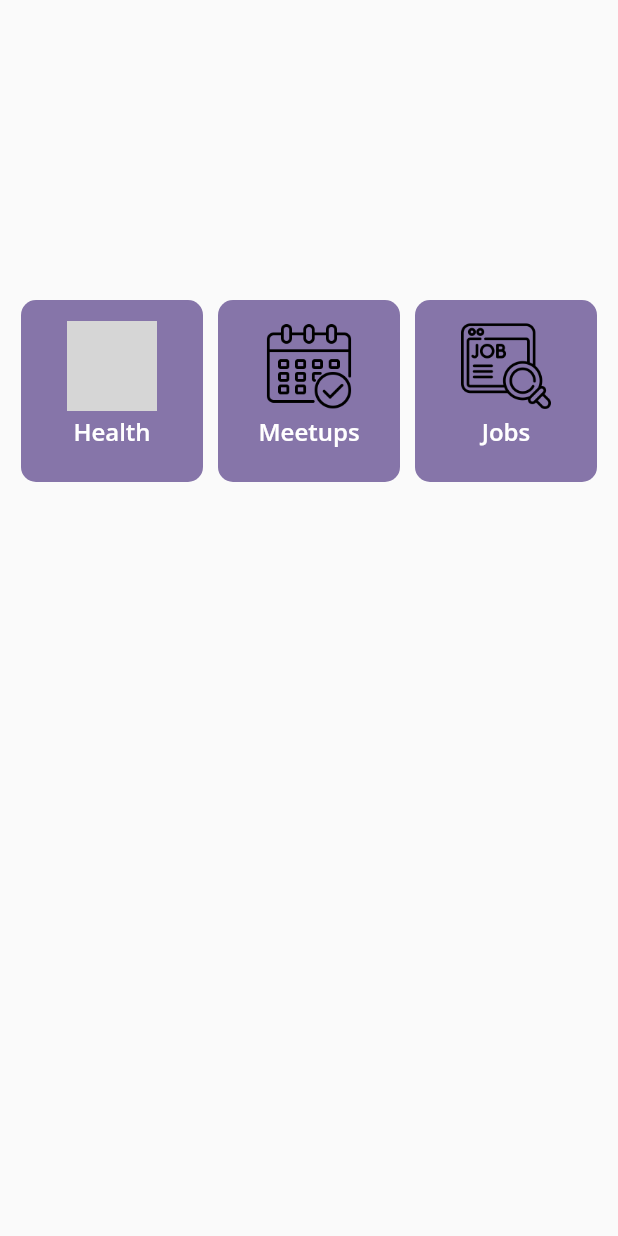
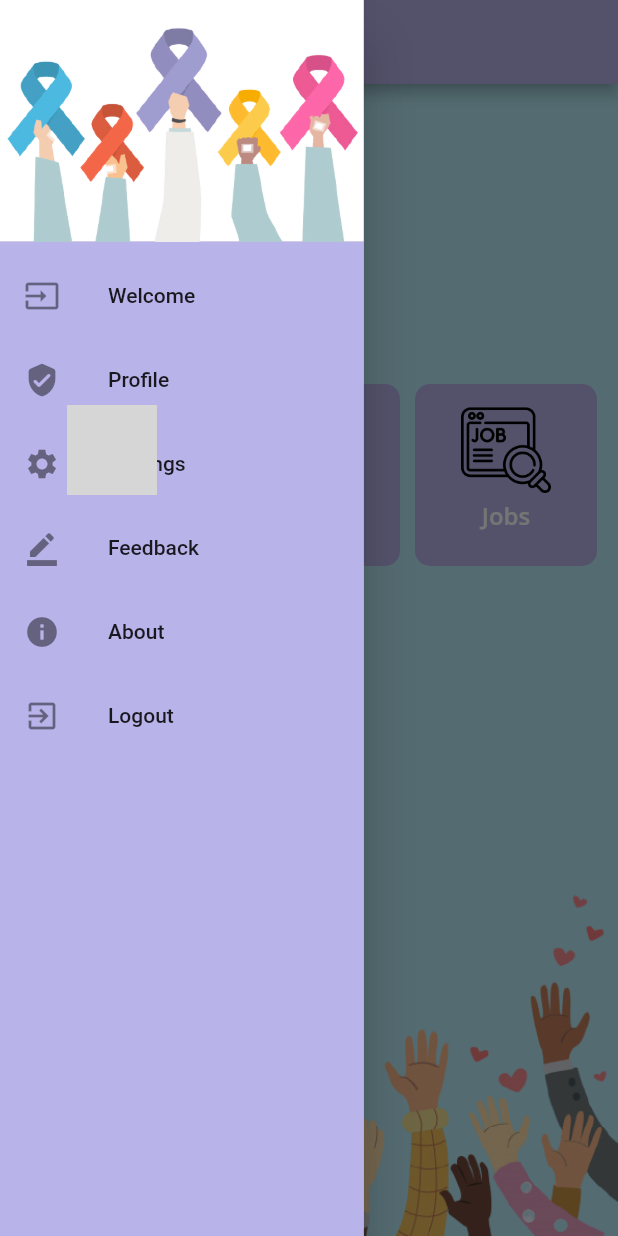
Before and after one commit to Akanksha1212/Hack4She, a Flutter app: the Homepage screen opened directly, with the side drawer open (before the commit the screen has no drawer), on a phone screen of 412 x 824 dp. Run offline on Flutter 3.47's test engine with Material 2 defaults, Android fonts, the phone set to English and light mode, and no system bars; our stand-ins replace cloud_firestore, firebase_auth, firebase_core, flutter_time_picker_spinner, font_awesome_flutter, google_fonts and 3 more; missing offline and left inert: adobe_xd, search_map_place; accounts and stored records are empty; grey boxes are pictures that could not be loaded.

Commit message:
Nav drawer added and Homepage UI updated

```diff
--- a/lib/Components/gridDashboard.dart
+++ b/lib/Components/gridDashboard.dart
@@ -22,7 +22,7 @@ class GridDashboard extends StatelessWidget {
   @override
   Widget build(BuildContext context) {
     List<Items> myList = [item1, item2, item3];
-    var color = 0xff8675a9;
+    var color = 0xffB8B3E9;
     return Flexible(
       child: GridView.count(
           childAspectRatio: 1.0,
--- a/lib/Screens/homepage.dart
+++ b/lib/Screens/homepage.dart
@@ -1,18 +1,124 @@
 import 'package:flutter/material.dart';
 import 'package:streecare/Components/gridDashboard.dart';
+import 'package:google_fonts/google_fonts.dart';
 
 class Homepage extends StatelessWidget {
   @override
   Widget build(BuildContext context) {
-    return SafeArea(
-      child: Scaffold(
-        body: Column(
+    return Scaffold(
+      appBar: AppBar(
+        elevation: 4,
+        brightness: Brightness.light,
+        backgroundColor: Color(0xffB8B3E9),
+        leading: Builder(
+          builder: (BuildContext context) {
+            return IconButton(
+              onPressed: () {
+                Scaffold.of(context).openDrawer();
+              },
+              tooltip: MaterialLocalizations.of(context).openAppDrawerTooltip,
+              icon: new Image.asset('assets/images/menu(2).png'),
+            );
+          },
+        ),
+      ),
+      drawer: NavDrawer(),
+      body: Container(
+        color: Color(0xffB6EAF7),
+        // decoration: BoxDecoration(
+        //   image: DecorationImage(
+        //     image: AssetImage('assets/images/stree.jpeg'),
+        //     fit: BoxFit.cover,
+        //   ),
+        // ),
+        child: Column(
           children: [
             SizedBox(height: 200),
             GridDashboard(),
+            Column(
+              children: [
+                Image(
+                  image: AssetImage('assets/images/backk.png'),
+                )
+              ],
+            )
           ],
         ),
       ),
     );
   }
 }
+
+class NavDrawer extends StatelessWidget {
+  @override
+  Widget build(BuildContext context) {
+    return new SizedBox(
+      width: MediaQuery.of(context).size.width / 1.7, //20.0,
+      child: Drawer(
+        child: Container(
+          color: Color(0xffB8B3E9),
+          child: ListView(
+            padding: EdgeInsets.zero,
+            children: <Widget>[
+              DrawerHeader(
+                child: Container(
+                  alignment: Alignment.topCenter,
+                  // child: Text(
+                  //   'StreeCare',
+                  //   style: GoogleFonts.abel(
+                  //       textStyle:
+                  //           TextStyle(color: Colors.black, fontSize: 30)),
+                  // ),
+                ),
+                decoration: BoxDecoration(
+                    color: Colors.white,
+                    image: DecorationImage(
+                        fit: BoxFit.fill,
+                        image: AssetImage('assets/images/hands.png'))),
+              ),
+              Column(
+                crossAxisAlignment: CrossAxisAlignment.start,
+                children: <Widget>[
+                  ListTile(
+                    leading: Icon(Icons.input),
+                    title: Text('Welcome'),
+                    onTap: () => {},
+                  ),
+                  ListTile(
+                    leading: Icon(Icons.verified_user_rounded),
+                    title: Text('Profile'),
+                    // onTap: () => Navigator.push(context,
+                    //     MaterialPageRoute(builder: (context) => Profile())),
+                  ),
+                  ListTile(
+                    leading: Icon(Icons.settings),
+                    title: Text('Settings'),
+                    // onTap: () => Navigator.push(
+                    //     context,
+                    //     MaterialPageRoute(
+                    //         builder: (context) => SliderDialog())),
+                  ),
+                  ListTile(
+                    leading: Icon(Icons.border_color),
+                    title: Text('Feedback'),
+                    onTap: () => {Navigator.of(context).pop()},
+                  ),
+                  ListTile(
+                    leading: Icon(Icons.info),
+                    title: Text('About'),
+                    onTap: () => {Navigator.of(context).pop()},
+                  ),
+                  ListTile(
+                    leading: Icon(Icons.exit_to_app),
+                    title: Text('Logout'),
+                    onTap: () => {Navigator.of(context).pop()},
+                  ),
+                ],
+              ),
+            ],
+          ),
+        ),
+      ),
+    );
+  }
+}
```
Also changed, not shown: assets/images/backk.png (added), assets/images/hands.png (added), assets/images/menu(2).png (added), assets/images/menu.png (added), assets/images/stree.jpeg (added), pubspec.lock.
